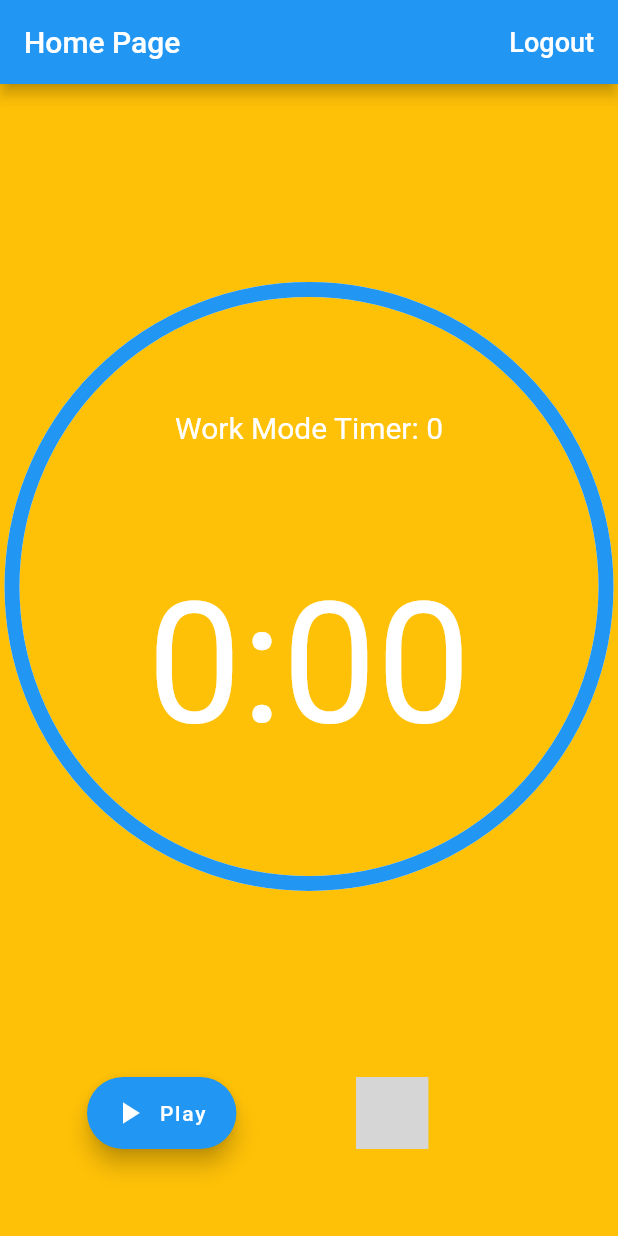
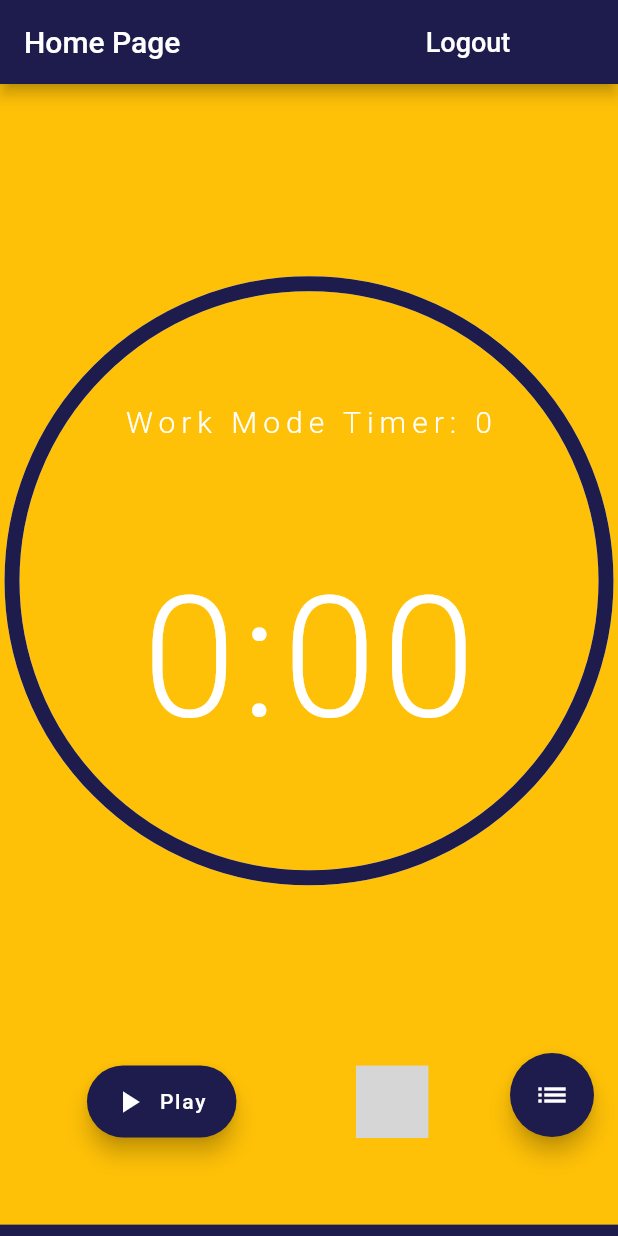
Before and after one commit to radostinpetrov/enprogress-frontend, a Flutter app: the screen it shows once a user with an empty profile is signed in, swiped to page 4, on a phone screen of 412 x 824 dp. Run offline on Flutter 3.47's test engine with Material 2 defaults, Android fonts, the phone set to English and light mode, and no system bars; our stand-ins replace firebase_auth, firebase_messaging, numberpicker, percent_indicator; accounts and stored records are empty; network calls fail; Roboto replaces fonts that are missing (Montserrat); statements that could not run were skipped; grey boxes are pictures that could not be loaded.

Commit message:
[mh7618] Changed homepage to be Landing page for sign in

```diff
--- a/lib/main.dart
+++ b/lib/main.dart
@@ -1,8 +1,5 @@
 import 'package:drp29/push_notifications.dart';
-import 'package:drp29/user/User.dart';
 import 'package:flutter/material.dart';
-import 'package:drp29/Globals.dart';
-import 'package:drp29/page_widgets/SignInPage.dart';
 import 'top_level/MyApp.dart';
 
 
@@ -12,18 +9,3 @@
   pushNotificationsManager.init();
   runApp(MyApp());
 }
-
-class MyApp extends StatelessWidget {
-
-  final User user = new User(username: "test");
-
-  // This widget is the root of your application.
-  @override
-  Widget build(BuildContext context) {
-    return MaterialApp(
-      title: "EnProgress",
-      theme: Globals.theme,
-      home: LandingPage(),
-    );
-  }
-}
--- a/lib/page_widgets/SignInPage.dart
+++ b/lib/page_widgets/SignInPage.dart
@@ -2,8 +2,11 @@
 import 'package:drp29/page_widgets/TasksPage.dart';
 import 'package:drp29/page_widgets/WorkModePage.dart';
 import 'package:drp29/page_widgets/friend_page_widgets/FriendsPage.dart';
+import 'package:drp29/top_level/Globals.dart';
+import 'package:drp29/widgets/FloatingButton.dart';
 import 'package:firebase_auth/firebase_auth.dart';
 import 'package:flutter/material.dart';
+import 'package:http/http.dart';
 
 
 class LandingPage extends StatelessWidget {
@@ -180,9 +183,19 @@
     }
   }
 
+  final uri = Uri.parse("http://146.169.40.203:3000/tasks");
+  final Client client = new Client();
+
+  Future<String> _getTasks() async {
+    Response response = await client.get(uri);
+    String jsonResponse = response.body;
+    return jsonResponse;
+  }
+
   @override
   Widget build(BuildContext context) {
     String username = widget._user.email.toString();
+    Future<String> data = _getTasks();
     return Scaffold(
       appBar: AppBar(
         title: Text('Home Page'),
@@ -199,17 +212,37 @@
           ),
         ],
       ),
-      body: PageView(
+      backgroundColor: Globals.primaryBlue,
+      floatingActionButton: Padding(
+        padding: const EdgeInsets.only(bottom: 50.0),
+        child: FloatingButton(),
+      ),
+      body: SafeArea(
+          child: Column(
+            children: <Widget>[
+              Expanded(
+                flex: 100,
+                child: PageView(
                   allowImplicitScrolling: false,
                   controller: PageController(
                     initialPage: 1,
                   ),
                   children: [
                     FriendsPage(),
-          TasksPage(),
-          ArchivePage(),
+                    TasksPage(data: data,),
+                    ArchivePage(data: data,),
                     WorkModePage(),
                   ],
+                ),
+              ),
+              Expanded(
+                flex: 1,
+                child: Row(
+                  children: <Widget>[],
+                ),
+              ),
+            ],
+          )
       ),
     );
   }
```
Also changed, not shown: lib/top_level/MyApp.dart (+3 -53 lines). Lines whose indentation alone changed are shown as unchanged.
